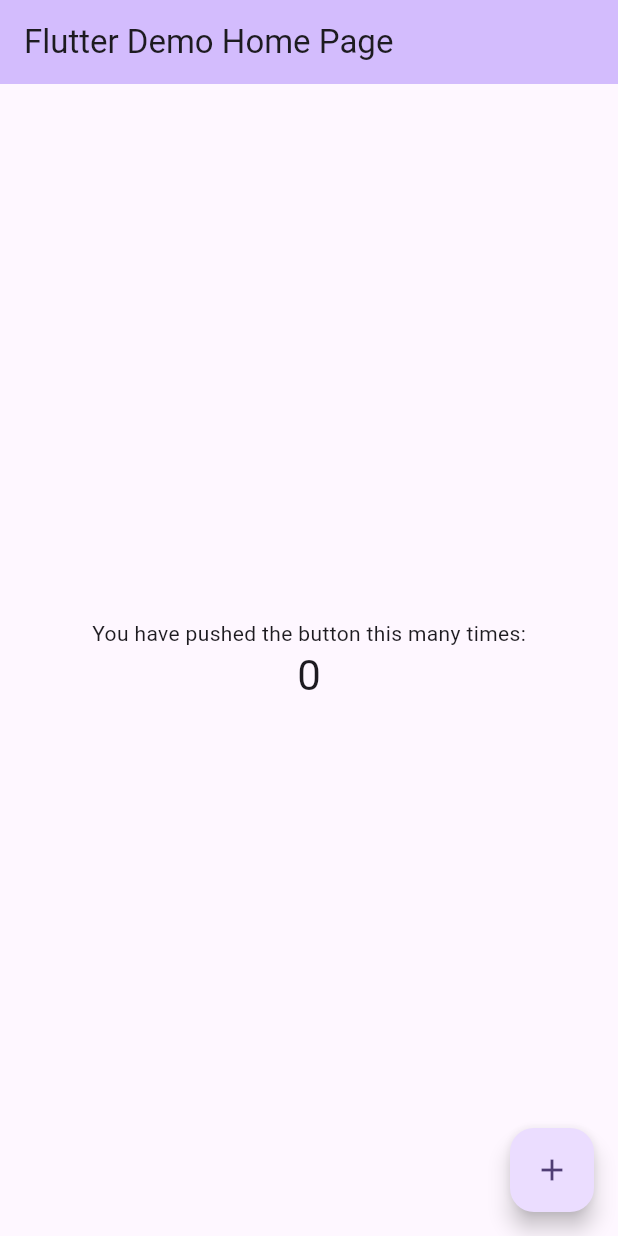
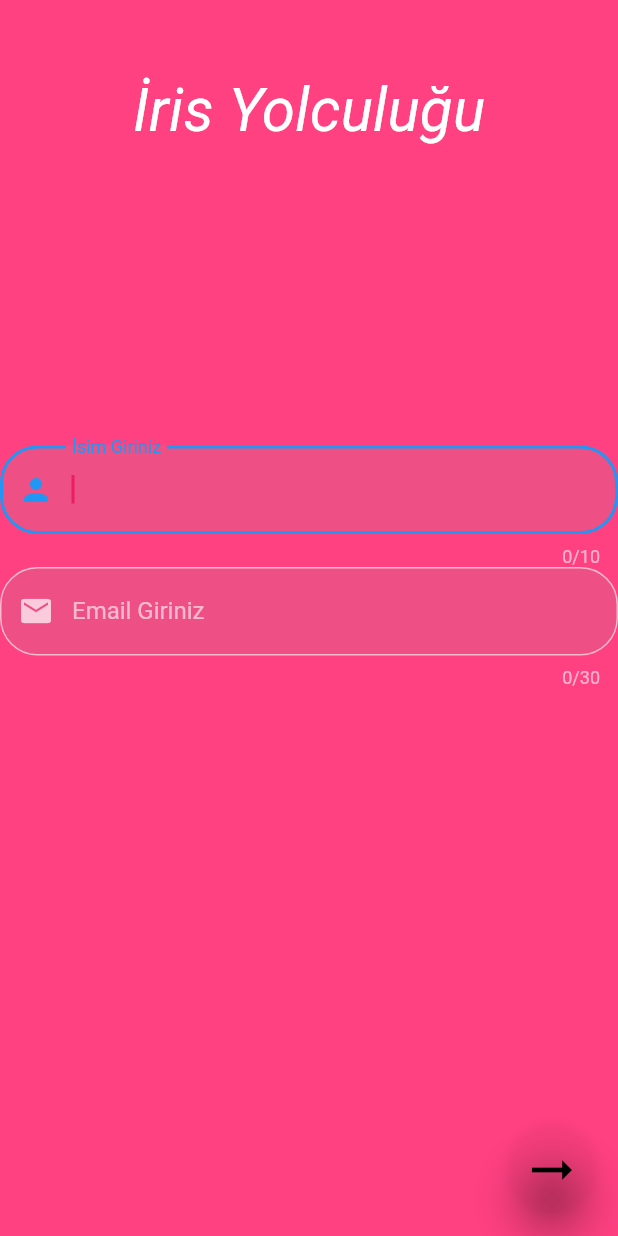
Before and after one commit to hakan0990/F-19, a Flutter app: the screen it shows after launch, on a phone screen of 412 x 824 dp. Run offline on Flutter 3.47's test engine with Material 2 defaults, Android fonts, the phone set to English and light mode, and no system bars.

Commit message:
new screen upload
login and welcome screen upload

```diff
--- a/bookshop/lib/main.dart
+++ b/bookshop/lib/main.dart
@@ -1,3 +1,4 @@
+import 'package:bookshop/screens/loginscreen.dart';
 import 'package:flutter/material.dart';
 
 void main() {
@@ -7,119 +8,16 @@ void main() {
 class MyApp extends StatelessWidget {
   const MyApp({super.key});
 
-  // This widget is the root of your application.
+
   @override
   Widget build(BuildContext context) {
     return MaterialApp(
-      title: 'Flutter Demo',
-      theme: ThemeData(
-        // This is the theme of your application.
-        //
-        // TRY THIS: Try running your application with "flutter run". You'll see
-        // the application has a blue toolbar. Then, without quitting the app,
-        // try changing the seedColor in the colorScheme below to Colors.green
-        // and then invoke "hot reload" (save your changes or press the "hot
-        // reload" button in a Flutter-supported IDE, or press "r" if you used
-        // the command line to start the app).
-        //
-        // Notice that the counter didn't reset back to zero; the application
-        // state is not lost during the reload. To reset the state, use hot
-        // restart instead.
-        //
-        // This works for code too, not just values: Most code changes can be
-        // tested with just a hot reload.
-        colorScheme: ColorScheme.fromSeed(seedColor: Colors.deepPurple),
-        useMaterial3: true,
+      debugShowCheckedModeBanner: false,
+      title: 'Book Shop',
+      theme: ThemeData.dark().copyWith(
+        buttonTheme: ButtonThemeData(buttonColor: Colors.pink)
       ),
-      home: const MyHomePage(title: 'Flutter Demo Home Page'),
+      home: loginScreen(),
     );
   }
 }
-
-class MyHomePage extends StatefulWidget {
-  const MyHomePage({super.key, required this.title});
-
-  // This widget is the home page of your application. It is stateful, meaning
-  // that it has a State object (defined below) that contains fields that affect
-  // how it looks.
-
-  // This class is the configuration for the state. It holds the values (in this
-  // case the title) provided by the parent (in this case the App widget) and
-  // used by the build method of the State. Fields in a Widget subclass are
-  // always marked "final".
-
-  final String title;
-
-  @override
-  State<MyHomePage> createState() => _MyHomePageState();
-}
-
-class _MyHomePageState extends State<MyHomePage> {
-  int _counter = 0;
-
-  void _incrementCounter() {
-    setState(() {
-      // This call to setState tells the Flutter framework that something has
-      // changed in this State, which causes it to rerun the build method below
-      // so that the display can reflect the updated values. If we changed
-      // _counter without calling setState(), then the build method would not be
-      // called again, and so nothing would appear to happen.
-      _counter++;
-    });
-  }
-
-  @override
-  Widget build(BuildContext context) {
-    // This method is rerun every time setState is called, for instance as done
-    // by the _incrementCounter method above.
-    //
-    // The Flutter framework has been optimized to make rerunning build methods
-    // fast, so that you can just rebuild anything that needs updating rather
-    // than having to individually change instances of widgets.
-    return Scaffold(
-      appBar: AppBar(
-        // TRY THIS: Try changing the color here to a specific color (to
-        // Colors.amber, perhaps?) and trigger a hot reload to see the AppBar
-        // change color while the other colors stay the same.
-        backgroundColor: Theme.of(context).colorScheme.inversePrimary,
-        // Here we take the value from the MyHomePage object that was created by
-        // the App.build method, and use it to set our appbar title.
-        title: Text(widget.title),
-      ),
-      body: Center(
-        // Center is a layout widget. It takes a single child and positions it
-        // in the middle of the parent.
-        child: Column(
-          // Column is also a layout widget. It takes a list of children and
-          // arranges them vertically. By default, it sizes itself to fit its
-          // children horizontally, and tries to be as tall as its parent.
-          //
-          // Column has various properties to control how it sizes itself and
-          // how it positions its children. Here we use mainAxisAlignment to
-          // center the children vertically; the main axis here is the vertical
-          // axis because Columns are vertical (the cross axis would be
-          // horizontal).
-          //
-          // TRY THIS: Invoke "debug painting" (choose the "Toggle Debug Paint"
-          // action in the IDE, or press "p" in the console), to see the
-          // wireframe for each widget.
-          mainAxisAlignment: MainAxisAlignment.center,
-          children: <Widget>[
-            const Text(
-              'You have pushed the button this many times:',
-            ),
-            Text(
-              '$_counter',
-              style: Theme.of(context).textTheme.headlineMedium,
-            ),
-          ],
-        ),
-      ),
-      floatingActionButton: FloatingActionButton(
-        onPressed: _incrementCounter,
-        tooltip: 'Increment',
-        child: const Icon(Icons.add),
-      ), // This trailing comma makes auto-formatting nicer for build methods.
-    );
-  }
-}
--- /dev/null
+++ b/bookshop/lib/screens/loginscreen.dart
@@ -0,0 +1,43 @@
+import 'package:bookshop/screens/register.secreen.dart';
+import 'package:flutter/material.dart';
+
+class loginScreen extends StatefulWidget {
+  const loginScreen({super.key});
+
+  @override
+  State<loginScreen> createState() => _loginScreenState();
+}
+
+class _loginScreenState extends State<loginScreen> {
+@override
+  void initState() {
+    Future.delayed(Duration(seconds: 3)).then((value) => Navigator.push(context,MaterialPageRoute(builder: (context)=>registerScreen())));
+    super.initState();
+  }
+  final String centerText="İrise Hoşgeldiniz";
+  final String centerTextsubtitle="Bu Güzel Yolculuğa Hazır Mısınız ?";
+
+  @override
+  Widget build(BuildContext context) {
+    return Scaffold(
+     backgroundColor: Colors.pinkAccent,
+      appBar: AppBar(
+        backgroundColor: Colors.transparent,
+        elevation: 0,
+      ),
+      body:Padding(
+        padding: const EdgeInsets.only(top: 100),
+        child: Column(children: [
+
+
+          Center(child: Text(centerText,style:TextStyle(color: Colors.white,fontWeight: FontWeight.bold,fontSize: 30,fontStyle: FontStyle.italic),),),
+          Padding(
+            padding: const EdgeInsets.only(top: 100),
+            child: Text(centerTextsubtitle,style: TextStyle(fontSize: 20,fontWeight: FontWeight.bold, fontStyle: FontStyle.italic),),
+          )
+
+        ],),
+      ),
+    );
+  }
+}
--- /dev/null
+++ b/bookshop/lib/screens/mainscreen.dart
@@ -0,0 +1,14 @@
+import 'package:flutter/material.dart';
+class mainPage extends StatefulWidget {
+  const mainPage({super.key});
+
+  @override
+  State<mainPage> createState() => _mainPageState();
+}
+
+class _mainPageState extends State<mainPage> {
+  @override
+  Widget build(BuildContext context) {
+    return Scaffold();
+  }
+}
--- /dev/null
+++ b/bookshop/lib/screens/register.secreen.dart
@@ -0,0 +1,100 @@
+import 'package:bookshop/screens/mainscreen.dart';
+import 'package:flutter/material.dart';
+
+class registerScreen extends StatefulWidget {
+  const registerScreen({super.key});
+
+  @override
+  State<registerScreen> createState() => _registerScreenState();
+}
+
+
+class _registerScreenState extends State<registerScreen> {
+
+  final String headerText="İris Yolculuğu";
+  @override
+  Widget build(BuildContext context) {
+    return Scaffold(
+      backgroundColor: Colors.pinkAccent,
+      body: Column(
+        children: [
+          Padding(
+            padding: const EdgeInsets.all(50.0),
+            child: Center(
+              child: Text(
+                headerText,
+                style: TextStyle(fontSize: 40, fontStyle: FontStyle.italic),
+              ),
+            ),
+          ),
+          Padding(
+            padding: const EdgeInsets.only(top: 150),
+            child: TextField(
+
+              autofocus: true,
+              autofillHints: {AutofillHints.name},
+              keyboardType: TextInputType.name,
+              cursorColor: Colors.pink,
+              maxLength: 10,
+              obscureText: false,
+              readOnly: false,
+              decoration: _inputdecoration().nameinput,
+
+
+            ),
+
+          ),
+          TextField(
+
+              autofocus: true,
+              autofillHints: {AutofillHints.name},
+              keyboardType: TextInputType.name,
+              cursorColor: Colors.pink,
+              maxLength: 30,
+              obscureText: false,
+              readOnly: false,
+              decoration: _inputdecoration().emailinput,
+
+
+            ),
+        ],
+      ),
+      floatingActionButton: FloatingActionButton(onPressed: () {
+
+        Navigator.of(context).push(MaterialPageRoute(builder: (context)=>mainPage()));
+      },
+      backgroundColor: Color.fromARGB(0, 253, 2, 191),elevation: 10,
+       child: Icon(Icons.arrow_right_alt_sharp,color: Colors.black,size: 40,),
+      ),
+
+    );
+  }
+}
+
+class _inputdecoration{
+
+  final nameinput=InputDecoration(
+fillColor: const Color.fromARGB(255, 238, 80, 133),
+                filled: true,
+                label: Text("İsim Giriniz"),
+                prefixIcon: Icon(Icons.person),
+                border: OutlineInputBorder(
+                  borderRadius: BorderRadius.all(
+                    Radius.circular(25),
+                  ),
+                ),
+
+  );
+  final emailinput=InputDecoration(
+fillColor: const Color.fromARGB(255, 238, 80, 133),
+                filled: true,
+                label: Text("Email Giriniz"),
+                prefixIcon: Icon(Icons.email),
+                border: OutlineInputBorder(
+                  borderRadius: BorderRadius.all(
+                    Radius.circular(25),
+                  ),
+                ),
+
+  );
+}
```
